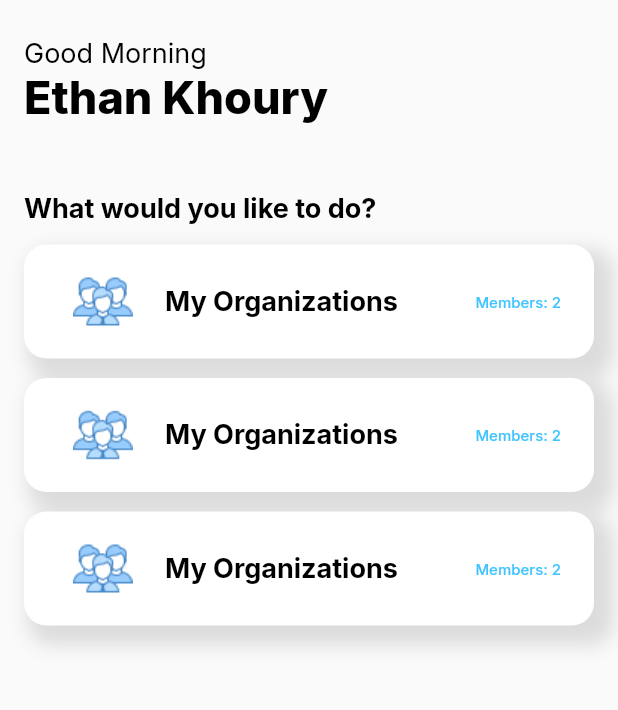
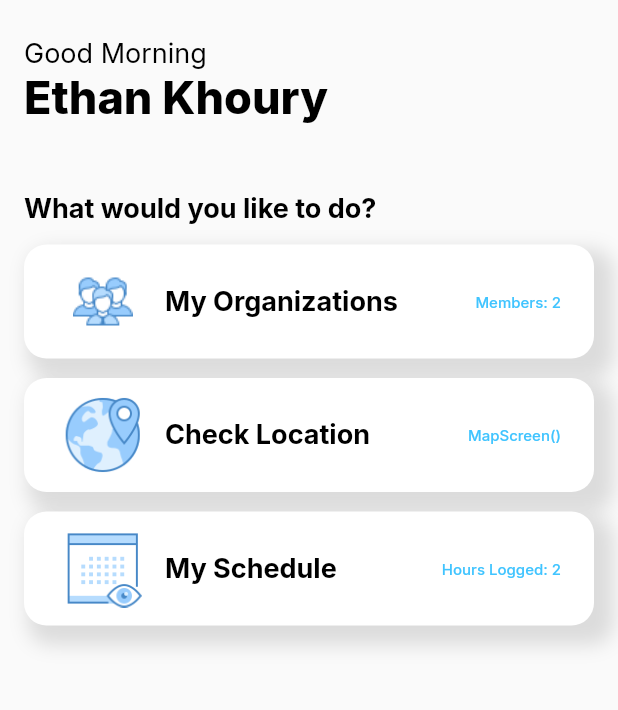
Before and after one commit to KhouryEthan/HackathonApplication, a Flutter app: the screen it shows once a user with an empty profile is signed in, on a phone screen of 412 x 824 dp, the part 156-866 px from its top. Run offline on Flutter 3.47's test engine with Material 2 defaults, Android fonts, the phone set to English and light mode, and no system bars; our stand-ins replace email_validator, firebase_auth, firebase_core, flutter_svg, google_fonts; accounts and stored records are empty.

Commit message:
should be functional

```diff
--- a/lib/dashboard.dart
+++ b/lib/dashboard.dart
@@ -3,6 +3,8 @@ import 'package:flutter/material.dart';
 import 'package:flutter_svg/svg.dart';
 import 'package:google_fonts/google_fonts.dart';
 import 'package:hackathon_application/loginpage.dart';
+import 'package:hackathon_application/UI_Models/dashboard_models.dart';
+import 'package:hackathon_application/organization.dart';
 
 class Dashboard extends StatefulWidget {
   @override
@@ -76,11 +78,12 @@ class _DashboardState extends State<Dashboard> {
           ),
         ),
         ListView.builder(
-          itemCount: 3,
+          itemCount: transactions.length,
           padding: EdgeInsets.only(left: 16, right: 16),
           shrinkWrap: true,
           itemBuilder: (context, index) {
-            return Container(
+            return InkWell(
+              child: Container(
                 height: 76,
                 margin: EdgeInsets.only(bottom: 13),
                 padding:
@@ -106,9 +109,9 @@ class _DashboardState extends State<Dashboard> {
                           height: 57,
                           width: 57,
                           decoration: BoxDecoration(
-                          shape: BoxShape.circle,
+                            shape: BoxShape.rectangle,
                             image: DecorationImage(
-                            image: AssetImage('assets/organization-icon.png'),
+                              image: AssetImage(transactions[index].photo),
                             ),
                           ),
                         ),
@@ -120,7 +123,7 @@ class _DashboardState extends State<Dashboard> {
                           mainAxisAlignment: MainAxisAlignment.center,
                           children: <Widget>[
                             Text(
-                            'My Organizations',
+                              transactions[index].name,
                               style: GoogleFonts.inter(
                                   fontSize: 18,
                                   fontWeight: FontWeight.w700,
@@ -133,7 +136,7 @@ class _DashboardState extends State<Dashboard> {
                     Row(
                       children: <Widget>[
                         Text(
-                        'Members: 2',
+                          transactions[index].info,
                           style: GoogleFonts.inter(
                             fontSize: 10,
                             fontWeight: FontWeight.w500,
@@ -144,6 +147,22 @@ class _DashboardState extends State<Dashboard> {
                     )
                   ],
                 ),
+              ),
+              onTap: () {
+                Navigator.push(context, MaterialPageRoute(builder: (context) {
+                  if (transactions[index].path == 'org') {
+                    return OrganizationPage();
+                  }
+                  if (transactions[index].path == 'loc') {
+                    return OrganizationPage();
+                  }
+                  if (transactions[index].path == 'sched') {
+                    return OrganizationPage();
+                  } else {
+                    throw new Exception('Not a valid page');
+                  }
+                }));
+              },
             );
           },
         ),
```
Lines whose indentation alone changed are shown as unchanged.
